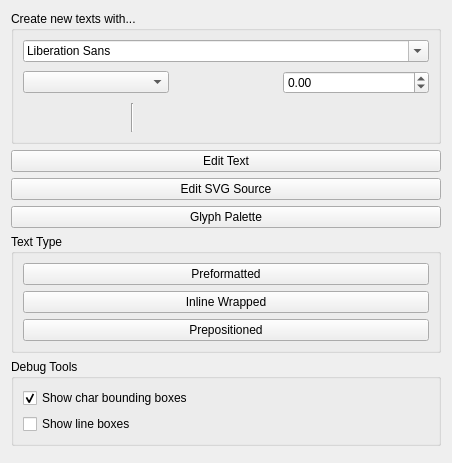
The window that plugins/tools/svgtexttool/WdgSvgTextOptionWidget.ui (KDE/krita) describes before a commit, drawn with Qt 5.
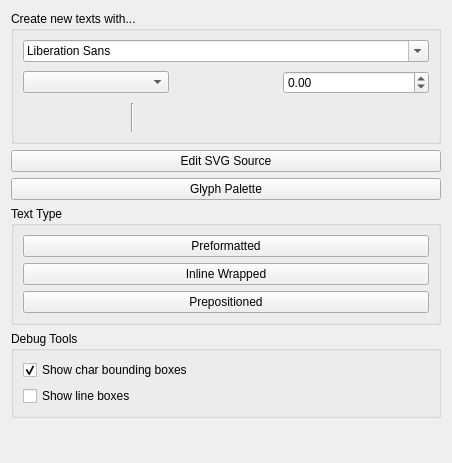
The same window after the commit. Icons and pictures are not drawn.

```diff
--- a/plugins/tools/svgtexttool/WdgSvgTextOptionWidget.ui
+++ b/plugins/tools/svgtexttool/WdgSvgTextOptionWidget.ui
@@ -15,7 +15,7 @@
    </rect>
   </property>
   <layout class="QGridLayout" name="gridLayout">
-   <item row="6" column="0">
+   <item row="5" column="0">
     <spacer name="verticalSpacer">
      <property name="orientation">
       <enum>Qt::Vertical</enum>
@@ -28,53 +28,68 @@
      </property>
     </spacer>
    </item>
+   <item row="1" column="0">
+    <widget class="QPushButton" name="btnEditSvg">
+     <property name="text">
+      <string>Edit SVG Source</string>
+     </property>
+    </widget>
+   </item>
    <item row="3" column="0">
+    <widget class="QGroupBox" name="groupBoxConvert">
+     <property name="title">
+      <string>Text Type</string>
+     </property>
+     <layout class="QVBoxLayout" name="verticalLayout_3">
+      <item>
+       <widget class="QPushButton" name="convertPreFormatBtn">
+        <property name="toolTip">
+         <string>&lt;html&gt;&lt;head/&gt;&lt;body&gt;&lt;p&gt;The text will not wrap and preserves spaces and new lines. A line break is inserted so the lines from wrapping or positioning remain separated.&lt;/p&gt;&lt;/body&gt;&lt;/html&gt;</string>
+        </property>
+        <property name="text">
+         <string>Preformatted</string>
+        </property>
+        <property name="checkable">
+         <bool>true</bool>
+        </property>
+       </widget>
+      </item>
+      <item>
+       <widget class="QPushButton" name="convertInlineBtn">
+        <property name="toolTip">
+         <string>&lt;html&gt;&lt;head/&gt;&lt;body&gt;&lt;p&gt;Text wraps inside a fixed length, spaces and new lines are preserved. New lines are not removed.&lt;/p&gt;&lt;/body&gt;&lt;/html&gt;</string>
+        </property>
+        <property name="text">
+         <string>Inline Wrapped</string>
+        </property>
+        <property name="checkable">
+         <bool>true</bool>
+        </property>
+       </widget>
+      </item>
+      <item>
+       <widget class="QPushButton" name="convertToSvg1_1">
+        <property name="toolTip">
+         <string>&lt;html&gt;&lt;head/&gt;&lt;body&gt;&lt;p&gt;Text uses SVG 1.1 character transforms to position each line. Spaces and new lines are collapsed. This is for backward compatibility with SVG 1.1.&lt;/p&gt;&lt;/body&gt;&lt;/html&gt;</string>
+        </property>
+        <property name="text">
+         <string>Prepositioned</string>
+        </property>
+        <property name="checkable">
+         <bool>true</bool>
+        </property>
+       </widget>
+      </item>
+     </layout>
+    </widget>
+   </item>
+   <item row="2" column="0">
     <widget class="QPushButton" name="btnGlyphPalette">
      <property name="text">
       <string>Glyph Palette</string>
      </property>
     </widget>
    </item>
-   <item row="2" column="0">
-    <widget class="QPushButton" name="btnEditSvg">
-     <property name="text">
-      <string>Edit SVG Source</string>
-     </property>
-    </widget>
-   </item>
-   <item row="5" column="0">
-    <widget class="QGroupBox" name="groupBoxDebug">
-     <property name="title">
-      <string notr="true">Debug Tools</string>
-     </property>
-     <layout class="QVBoxLayout" name="verticalLayout_2">
-      <item>
-       <widget class="QCheckBox" name="chkDbgCharBbox">
-        <property name="text">
-         <string notr="true">Show char bounding boxes</string>
-        </property>
-        <property name="checked">
-         <bool>true</bool>
-        </property>
-       </widget>
-      </item>
-      <item>
-       <widget class="QCheckBox" name="chkDbgLineBox">
-        <property name="text">
-         <string notr="true">Show line boxes</string>
-        </property>
-       </widget>
-      </item>
-     </layout>
-    </widget>
-   </item>
-   <item row="1" column="0">
-    <widget class="QPushButton" name="btnEdit">
-     <property name="text">
-      <string>Edit Text</string>
-     </property>
-    </widget>
-   </item>
    <item row="0" column="0">
     <widget class="QGroupBox" name="defsOptions">
      <property name="title">
@@ -334,47 +349,25 @@
     </widget>
    </item>
    <item row="4" column="0">
-    <widget class="QGroupBox" name="groupBoxConvert">
+    <widget class="QGroupBox" name="groupBoxDebug">
      <property name="title">
-      <string>Text Type</string>
+      <string notr="true">Debug Tools</string>
      </property>
-     <layout class="QVBoxLayout" name="verticalLayout_3">
+     <layout class="QVBoxLayout" name="verticalLayout_2">
       <item>
-       <widget class="QPushButton" name="convertPreFormatBtn">
-        <property name="toolTip">
-         <string>&lt;html&gt;&lt;head/&gt;&lt;body&gt;&lt;p&gt;The text will not wrap and preserves spaces and new lines. A line break is inserted so the lines from wrapping or positioning remain separated.&lt;/p&gt;&lt;/body&gt;&lt;/html&gt;</string>
-        </property>
+       <widget class="QCheckBox" name="chkDbgCharBbox">
         <property name="text">
-         <string>Preformatted</string>
+         <string notr="true">Show char bounding boxes</string>
         </property>
-        <property name="checkable">
+        <property name="checked">
          <bool>true</bool>
         </property>
        </widget>
       </item>
       <item>
-       <widget class="QPushButton" name="convertInlineBtn">
-        <property name="toolTip">
-         <string>&lt;html&gt;&lt;head/&gt;&lt;body&gt;&lt;p&gt;Text wraps inside a fixed length, spaces and new lines are preserved. New lines are not removed.&lt;/p&gt;&lt;/body&gt;&lt;/html&gt;</string>
-        </property>
+       <widget class="QCheckBox" name="chkDbgLineBox">
         <property name="text">
-         <string>Inline Wrapped</string>
-        </property>
-        <property name="checkable">
-         <bool>true</bool>
-        </property>
-       </widget>
-      </item>
-      <item>
-       <widget class="QPushButton" name="convertToSvg1_1">
-        <property name="toolTip">
-         <string>&lt;html&gt;&lt;head/&gt;&lt;body&gt;&lt;p&gt;Text uses SVG 1.1 character transforms to position each line. Spaces and new lines are collapsed. This is for backward compatibility with SVG 1.1.&lt;/p&gt;&lt;/body&gt;&lt;/html&gt;</string>
-        </property>
-        <property name="text">
-         <string>Prepositioned</string>
-        </property>
-        <property name="checkable">
-         <bool>true</bool>
+         <string notr="true">Show line boxes</string>
         </property>
        </widget>
       </item>
```
